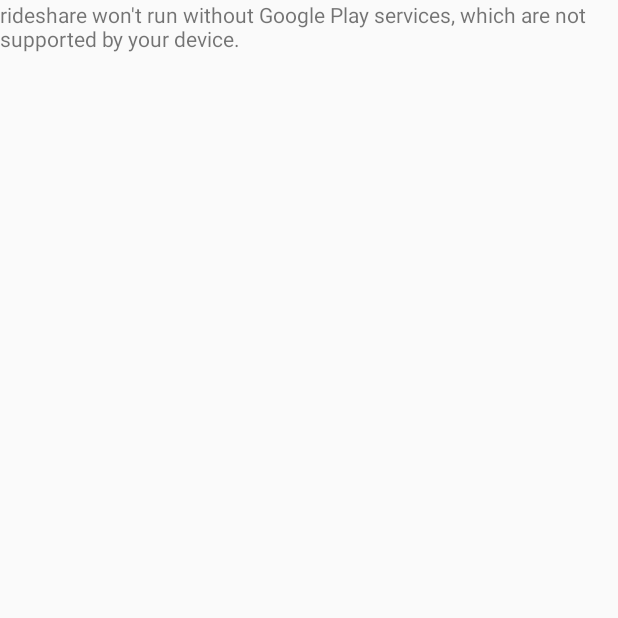
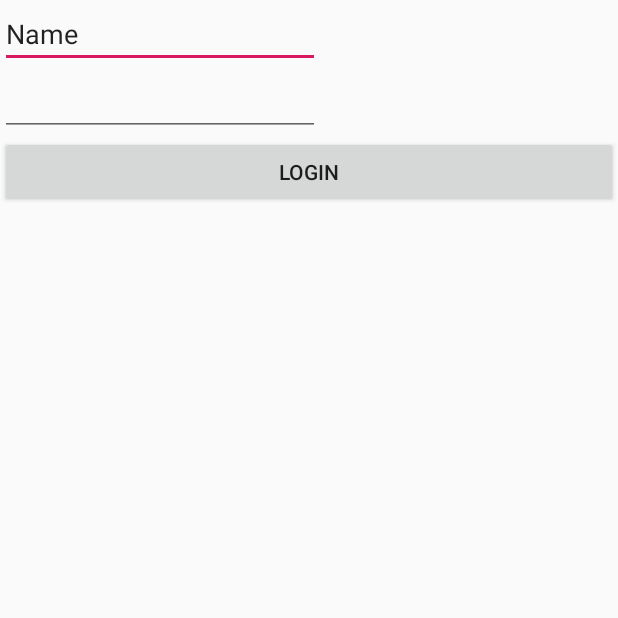
Before and after one commit to FengxiangZhao/Eculid_Rideshare, an Android app: the screen it shows after launch (MapsActivity before the commit, LoginActivity after it), on a phone screen of 412 x 824 dp, the top half of it. Run offline under Robolectric (Android 15) with nearby library versions, the phone set to English and light mode, and no system bars.

Commit message:
UI with Map/Login, permission settings, etc.
by: Fengxiang Zhao<fxz121@case.edu>

```diff
--- a/src/client/app/build.gradle
+++ b/src/client/app/build.gradle
@@ -26,4 +26,5 @@ dependencies {
     testImplementation 'junit:junit:4.12'
     androidTestImplementation 'com.android.support.test:runner:1.0.2'
     androidTestImplementation 'com.android.support.test.espresso:espresso-core:3.0.2'
+    implementation 'com.android.support.constraint:constraint-layout:1.1.3'
 }
--- a/src/client/app/src/debug/res/values/google_maps_api.xml
+++ b/src/client/app/src/debug/res/values/google_maps_api.xml
@@ -20,5 +20,5 @@
     Once you have your key (it starts with "AIza"), replace the "google_maps_key"
     string in this file.
     -->
-    <string name="google_maps_key" templateMergeStrategy="preserve" translatable="false">YOUR_KEY_HERE</string>
+    <string name="google_maps_key" templateMergeStrategy="preserve" translatable="false">AIzaSyAWJm0OBib1Uzk_vGZyOmm2FaGKPmc2fM8</string>
 </resources>
--- /dev/null
+++ b/src/client/app/src/main/java/com/example/b/rideshare/LoginActivity.java
@@ -0,0 +1,44 @@
+package com.example.b.rideshare;
+
+
+import android.os.Bundle;
+
+import com.google.android.gms.maps.CameraUpdateFactory;
+import com.google.android.gms.maps.GoogleMap;
+import android.app.Activity;
+import android.content.Intent;
+import android.os.Bundle;
+import android.view.View;
+import android.view.View.OnClickListener;
+import android.widget.Button;
+
+
+
+public class LoginActivity extends Activity {
+
+
+    private Button button;
+    @Override
+    protected void onCreate(Bundle savedInstanceState) {
+        super.onCreate(savedInstanceState);
+        setContentView(R.layout.login);
+        button = (Button)findViewById(R.id.loginButton);
+
+        button.setOnClickListener(new OnClickListener() {
+            @Override
+            public void onClick(View v) {
+                Intent intent = new Intent(LoginActivity.this, MapsActivity.class);
+                startActivity(intent);
+            }
+        });
+
+    }
+
+
+
+
+
+
+
+
+}
--- /dev/null
+++ b/src/client/app/src/main/res/layout/login.xml
@@ -0,0 +1,33 @@
+<?xml version="1.0" encoding="utf-8"?>
+<android.support.constraint.ConstraintLayout
+    xmlns:android="http://schemas.android.com/apk/res/android" android:layout_width="match_parent"
+    android:layout_height="match_parent">
+
+    <LinearLayout
+        android:layout_width="match_parent"
+        android:layout_height="match_parent"
+        android:orientation="vertical">
+
+        <EditText
+            android:id="@+id/editText"
+            android:layout_width="wrap_content"
+            android:layout_height="wrap_content"
+            android:ems="10"
+            android:inputType="textPersonName"
+            android:text="Name" />
+
+        <EditText
+            android:id="@+id/editText2"
+            android:layout_width="wrap_content"
+            android:layout_height="wrap_content"
+            android:ems="10"
+            android:inputType="textPassword" />
+
+        <Button
+            android:id="@+id/loginButton"
+            android:layout_width="match_parent"
+            android:layout_height="wrap_content"
+            android:text="Login" />
+    </LinearLayout>
+
+</android.support.constraint.ConstraintLayout>
```
Also changed, not shown: src/client/app/src/main/AndroidManifest.xml (+17 -1 lines), src/client/app/src/main/java/com/example/b/rideshare/MapsActivity.java (+103 -4 lines), src/client/app/src/main/java/com/example/b/rideshare/PermissionUtils.java (added, +183 -0 lines), src/client/app/src/main/res/layout/activity_maps.xml (+18 -6 lines), 3 other files.
